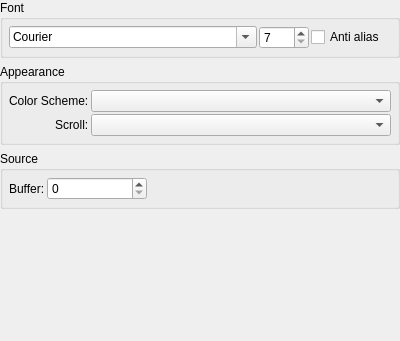
The window that resources/ui/configure/terminal.ui (prymatex/prymatex) describes before a commit, drawn with Qt 5.
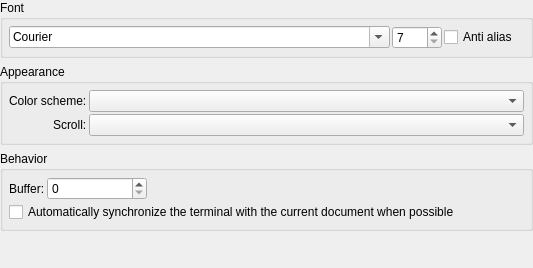
The same window after the commit.

Commit message: fix and add settings, more colors for gutter

What changed in the file:
```diff
--- a/resources/ui/configure/terminal.ui
+++ b/resources/ui/configure/terminal.ui
@@ -6,8 +6,8 @@
    <rect>
     <x>0</x>
     <y>0</y>
-    <width>400</width>
-    <height>341</height>
+    <width>533</width>
+    <height>268</height>
    </rect>
   </property>
   <property name="windowTitle">
@@ -95,7 +95,7 @@
       <item row="2" column="0">
        <widget class="QLabel" name="label">
         <property name="text">
-         <string>Color Scheme:</string>
+         <string>Color scheme:</string>
         </property>
        </widget>
       </item>
@@ -112,7 +112,7 @@
    <item>
     <widget class="QGroupBox" name="groupBox_2">
      <property name="title">
-      <string>Source</string>
+      <string>Behavior</string>
      </property>
      <layout class="QFormLayout" name="formLayout_2">
       <property name="fieldGrowthPolicy">
@@ -147,6 +147,13 @@
         </property>
        </widget>
       </item>
+      <item row="3" column="0" colspan="2">
+       <widget class="QCheckBox" name="checkBox">
+        <property name="text">
+         <string>Automatically synchronize the terminal with the current document when possible</string>
+        </property>
+       </widget>
+      </item>
      </layout>
     </widget>
    </item>
```
The commit also changes 19 other files.
